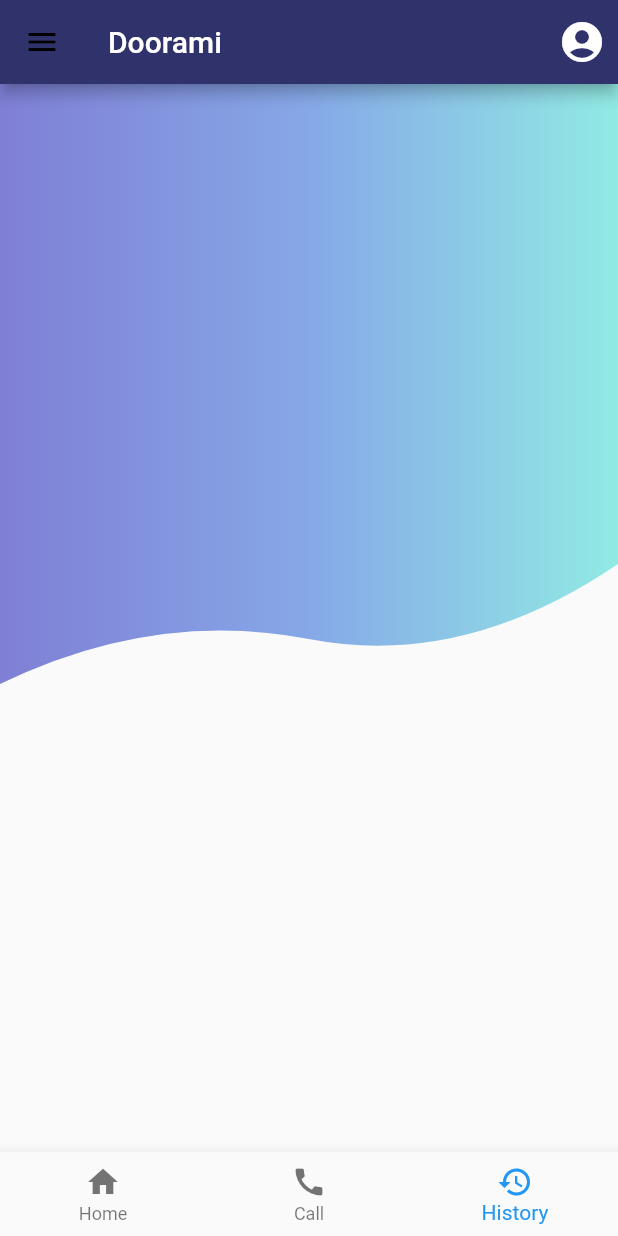
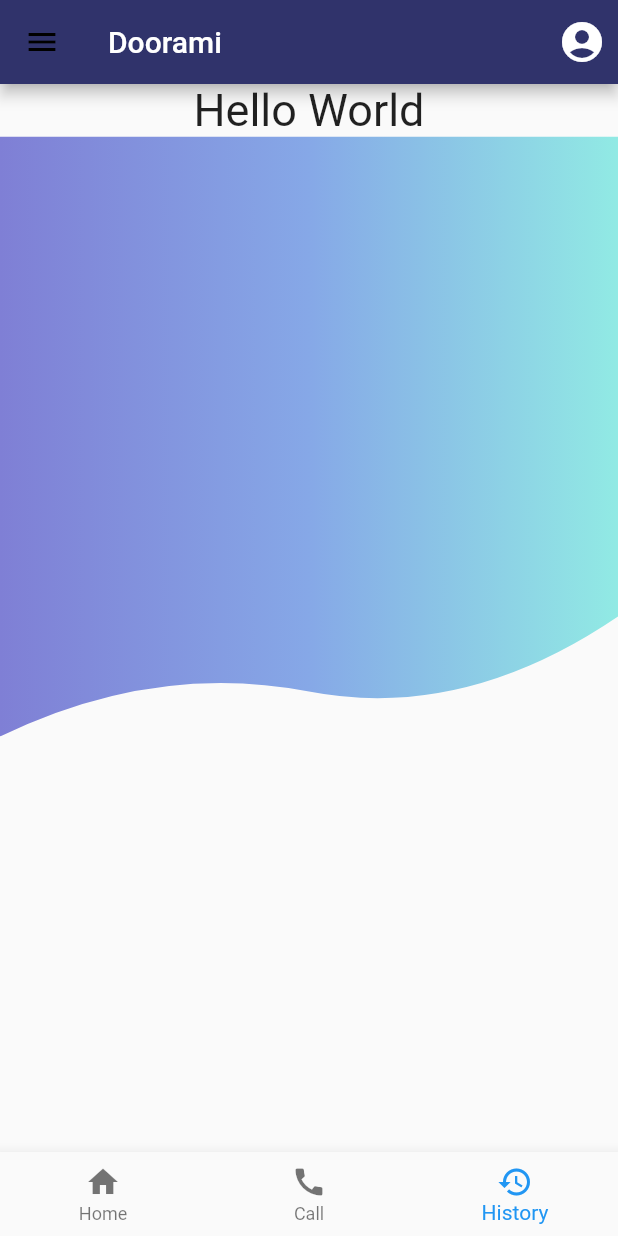
Before and after one commit to sjana289/Dooraemi, a Flutter app: the screen it shows after launch, on a phone screen of 412 x 824 dp. Run offline on Flutter 3.47's test engine with Material 2 defaults, Android fonts, the phone set to English and light mode, and no system bars.

Commit message:
UI Update

```diff
--- a/lib/screen/HomePage.dart
+++ b/lib/screen/HomePage.dart
@@ -61,6 +61,9 @@ class _HomePageState extends State<HomePage> {
       ),
       body: Column(
         children: <Widget>[
+          Container(
+            child: Text('Hello World', style: TextStyle(fontSize: 30.0),),
+          ),
           HomePageTopPart()
         ],
       ),
```
Also changed, not shown: lib/screen/HomePageTopPart.dart (+5 -2 lines).
